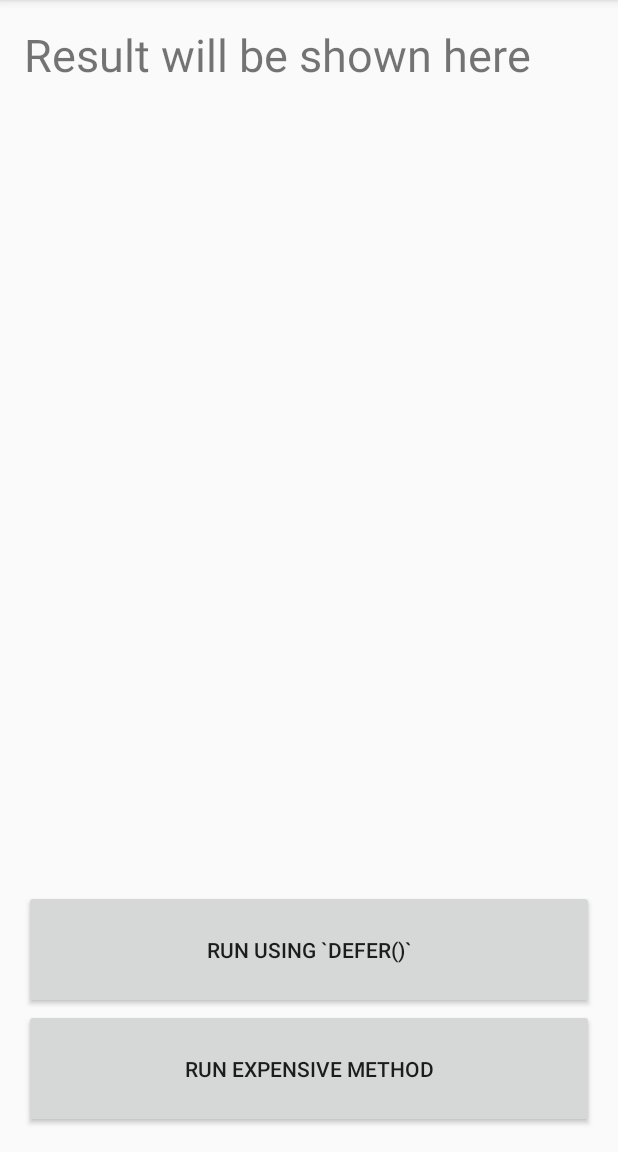
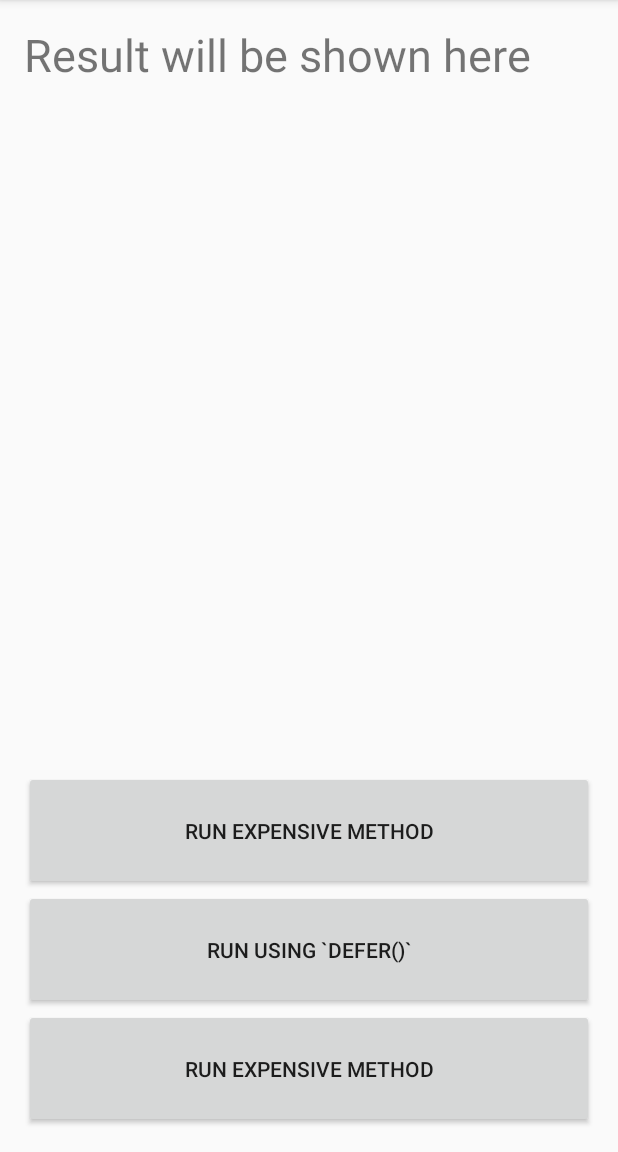
Before and after one commit to CDRussell/CasterRxJava, an Android app: the screen it shows after launch (MainActivity), on a phone screen of 412 x 824 dp, the part 84-1236 px from its top. Run offline under Robolectric (Android 15) with nearby library versions, the phone set to English and light mode, and no system bars; libraries missing offline, so code that uses them is left out: rx.android.schedulers, rx.functions, rx.schedulers.

Commit message:
Add fromCallable as example to compare with defer

```diff
--- a/app/src/main/java/com/cdrussell/caster/rx/casterrxjava/MainActivity.java
+++ b/app/src/main/java/com/cdrussell/caster/rx/casterrxjava/MainActivity.java
@@ -9,15 +9,19 @@ import android.widget.ProgressBar;
 import android.widget.TextView;
 
 import java.io.IOException;
+import java.util.concurrent.Callable;
 
 import rx.Observable;
 import rx.android.schedulers.AndroidSchedulers;
+import rx.functions.Action1;
+import rx.functions.Func0;
 import rx.schedulers.Schedulers;
 
 public class MainActivity extends AppCompatActivity {
 
     private Button naiveButton;
-    private Button cleverButton;
+    private Button deferButton;
+    private Button fromCallableButton;
     private TextView resultTextView;
     private ProgressBar progressBar;
 
@@ -33,7 +37,8 @@ public class MainActivity extends AppCompatActivity {
     private void bindViews() {
         progressBar = (ProgressBar) findViewById(R.id.progressBar);
         naiveButton = (Button) findViewById(R.id.readValueButton);
-        cleverButton = (Button) findViewById(R.id.readValueDefer);
+        deferButton = (Button) findViewById(R.id.readValueDefer);
+        fromCallableButton = (Button) findViewById(R.id.readValueFromCallable);
         resultTextView = (TextView) findViewById(R.id.result);
 
         naiveButton.setOnClickListener(new View.OnClickListener() {
@@ -50,24 +55,56 @@ public class MainActivity extends AppCompatActivity {
             }
         });
 
-        cleverButton.setOnClickListener(new View.OnClickListener() {
+        deferButton.setOnClickListener(new View.OnClickListener() {
             @Override
             public void onClick(View view) {
                 showProgress();
 
-                Observable<String> deferred = Observable.defer(() -> {
+                Observable<String> deferred = Observable.defer(new Func0<Observable<String>>() {
+                    @Override
+                    public Observable<String> call() {
                         try {
                             return Observable.just(Database.readValue());
                         } catch (IOException e) {
                             return Observable.error(e);
                         }
+                    }
                 });
 
-                deferred.subscribeOn(Schedulers.io())
+                deferred
+                        .subscribeOn(Schedulers.io())
                         .observeOn(AndroidSchedulers.mainThread())
-                        .subscribe(value -> {
+                        .subscribe(new Action1<String>() {
+                            @Override
+                            public void call(String value) {
                                 resultTextView.setText(value);
                                 hideProgress();
+                            }
+                        });
+            }
+        });
+
+        fromCallableButton.setOnClickListener(new View.OnClickListener() {
+            @Override
+            public void onClick(View v) {
+                showProgress();
+
+                Observable<String> fromCallable = Observable.fromCallable(new Callable<String>() {
+                    @Override
+                    public String call() throws Exception {
+                        return Database.readValue();
+                    }
+                });
+
+                fromCallable
+                        .subscribeOn(Schedulers.io())
+                        .observeOn(AndroidSchedulers.mainThread())
+                        .subscribe(new Action1<String>() {
+                            @Override
+                            public void call(String value) {
+                                resultTextView.setText(value);
+                                hideProgress();
+                            }
                         });
             }
         });
--- a/app/src/main/res/layout/content_main.xml
+++ b/app/src/main/res/layout/content_main.xml
@@ -31,15 +31,23 @@
         android:text="@string/result_placeholder" />
 
     <Button
+        android:id="@+id/readValueButton"
+        android:layout_width="match_parent"
+        android:layout_height="wrap_content"
+        android:layout_above="@+id/readValueDefer"
+        android:padding="30dp"
+        android:text="@string/run_expensive_method" />
+
+    <Button
         android:id="@+id/readValueDefer"
         android:layout_width="match_parent"
         android:layout_height="wrap_content"
-        android:layout_above="@+id/readValueButton"
+        android:layout_above="@+id/readValueFromCallable"
         android:padding="30dp"
         android:text="@string/run_using_defer" />
 
     <Button
-        android:id="@+id/readValueButton"
+        android:id="@+id/readValueFromCallable"
         android:layout_width="match_parent"
         android:layout_height="wrap_content"
         android:layout_alignParentBottom="true"
```
Lines whose indentation alone changed are shown as unchanged.
